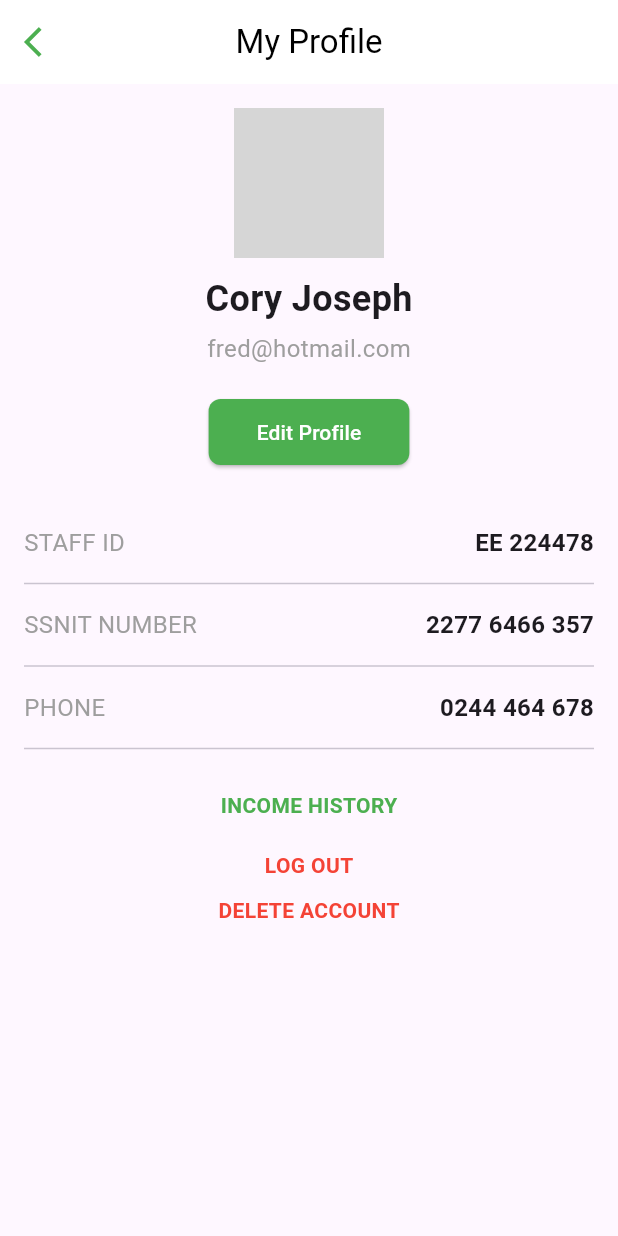
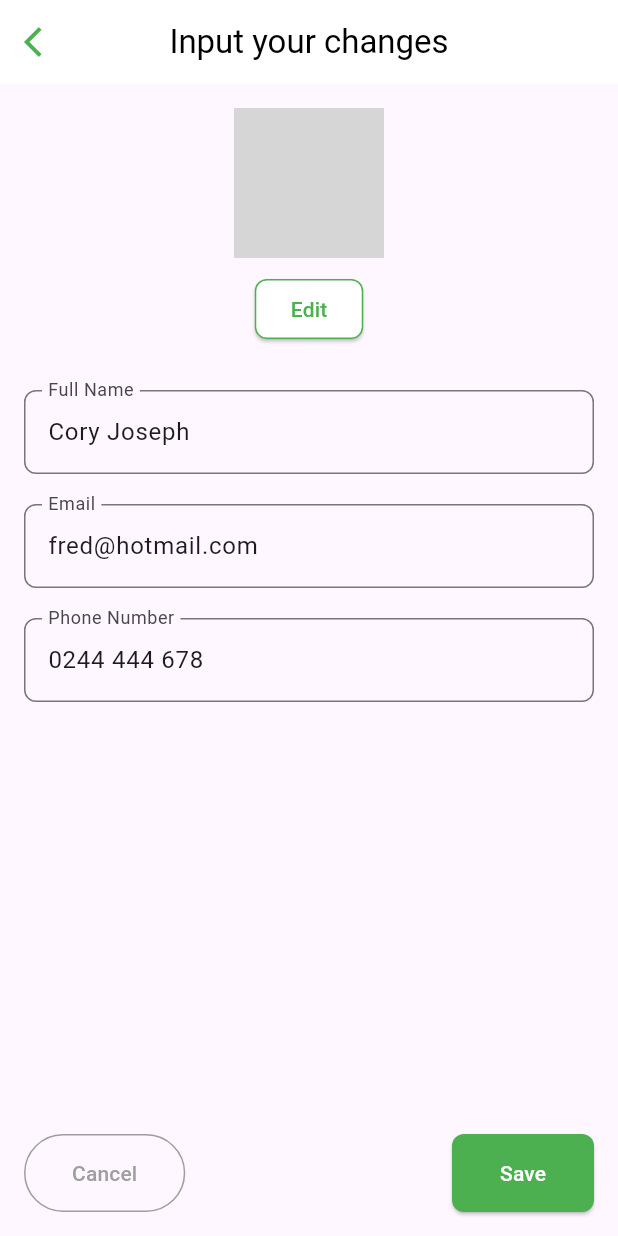
Before and after one commit to TerraBean/attendance_app, a Flutter app: the ProfilePage screen opened directly, after a tap on "Edit Profile", on a phone screen of 412 x 824 dp. Run offline on Flutter 3.47's test engine with Material 3 defaults, Android fonts, the phone set to English and light mode, and no system bars; our stand-ins replace cloud_firestore, device_info_plus, firebase_auth, firebase_core, geolocator, permission_handler; accounts and stored records are empty; network calls fail; grey boxes are pictures that could not be loaded.

```diff
--- /dev/null
+++ b/lib/screens/edit_profile.dart
@@ -0,0 +1,120 @@
+import 'package:flutter/material.dart';
+
+class EditProfilePage extends StatelessWidget {
+  const EditProfilePage({super.key});
+
+  @override
+  Widget build(BuildContext context) {
+    return Scaffold(
+      appBar: AppBar(
+        backgroundColor: Colors.white,
+        elevation: 0,
+        leading: IconButton(
+          icon: const Icon(Icons.arrow_back_ios, color: Colors.green),
+          onPressed: () {
+            Navigator.pop(context);
+          },
+        ),
+        title: const Text(
+          'Input your changes',
+          style: TextStyle(color: Colors.black),
+        ),
+        centerTitle: true,
+      ),
+      body: Padding(
+        padding: const EdgeInsets.all(16.0),
+        child: Column(
+          crossAxisAlignment: CrossAxisAlignment.center,
+          children: [
+            const CircleAvatar(
+              radius: 50,
+              backgroundImage: NetworkImage('https://i.pravatar.cc/300'), // Replace with actual user image URL
+            ),
+            const SizedBox(height: 10),
+            ElevatedButton(
+              onPressed: () {
+                // Implement profile image change functionality
+              },
+              style: ElevatedButton.styleFrom(
+                backgroundColor: Colors.white,
+                side: const BorderSide(color: Colors.green),
+                shape: RoundedRectangleBorder(
+                  borderRadius: BorderRadius.circular(8),
+                ),
+              ),
+              child: const Text(
+                'Edit',
+                style: TextStyle(color: Colors.green),
+              ),
+            ),
+            const SizedBox(height: 30),
+            TextFormField(
+              initialValue: 'Cory Joseph',
+              decoration: InputDecoration(
+                labelText: 'Full Name',
+                border: OutlineInputBorder(
+                  borderRadius: BorderRadius.circular(8),
+                ),
+              ),
+            ),
+            const SizedBox(height: 20),
+            TextFormField(
+              initialValue: 'fred@hotmail.com',
+              decoration: InputDecoration(
+                labelText: 'Email',
+                border: OutlineInputBorder(
+                  borderRadius: BorderRadius.circular(8),
+                ),
+              ),
+            ),
+            const SizedBox(height: 20),
+            TextFormField(
+              initialValue: '0244 444 678',
+              decoration: InputDecoration(
+                labelText: 'Phone Number',
+                border: OutlineInputBorder(
+                  borderRadius: BorderRadius.circular(8),
+                ),
+              ),
+            ),
+            const Spacer(),
+            Row(
+              mainAxisAlignment: MainAxisAlignment.spaceBetween,
+              children: [
+                OutlinedButton(
+                  onPressed: () {
+                    Navigator.pop(context);
+                  },
+                  style: OutlinedButton.styleFrom(
+                    padding: const EdgeInsets.symmetric(horizontal: 32, vertical: 16),
+                    side: const BorderSide(color: Colors.grey),
+                  ),
+                  child: const Text(
+                    'Cancel',
+                    style: TextStyle(color: Colors.grey),
+                  ),
+                ),
+                ElevatedButton(
+                  onPressed: () {
+                    // Implement save functionality
+                  },
+                  style: ElevatedButton.styleFrom(
+                    backgroundColor: Colors.green,
+                    padding: const EdgeInsets.symmetric(horizontal: 32, vertical: 16),
+                    shape: RoundedRectangleBorder(
+                      borderRadius: BorderRadius.circular(8),
+                    ),
+                  ),
+                  child: const Text(
+                    'Save',
+                    style: TextStyle(color: Colors.white),
+                  ),
+                ),
+              ],
+            ),
+          ],
+        ),
+      ),
+    );
+  }
+}
--- a/lib/screens/my_profile.dart
+++ b/lib/screens/my_profile.dart
@@ -1,3 +1,4 @@
+import 'package:attendance_app/screens/edit_profile.dart';
 import 'package:flutter/material.dart';
 
 class ProfilePage extends StatelessWidget {
@@ -43,7 +44,10 @@ class ProfilePage extends StatelessWidget {
             const SizedBox(height: 20),
             ElevatedButton(
               onPressed: () {
-                // Implement edit profile functionality
+                 Navigator.push(
+                  context,
+                  MaterialPageRoute(builder: (context) => EditProfilePage()),
+                );
               },
               style: ElevatedButton.styleFrom(
                 backgroundColor: Colors.green,
```
Also changed, not shown: lib/screens/home_screen.dart (+14 -46 lines).
